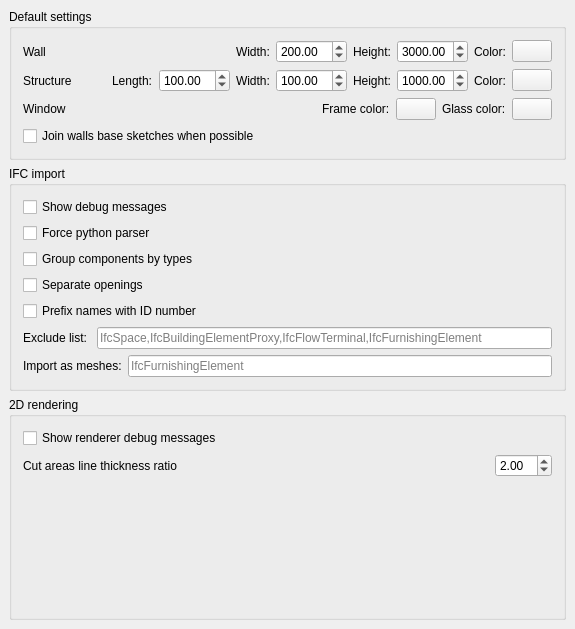
Old version of the form src/Mod/Arch/Resources/ui/archprefs-base.ui in the repository berndhahnebach/All_FreeCAD.
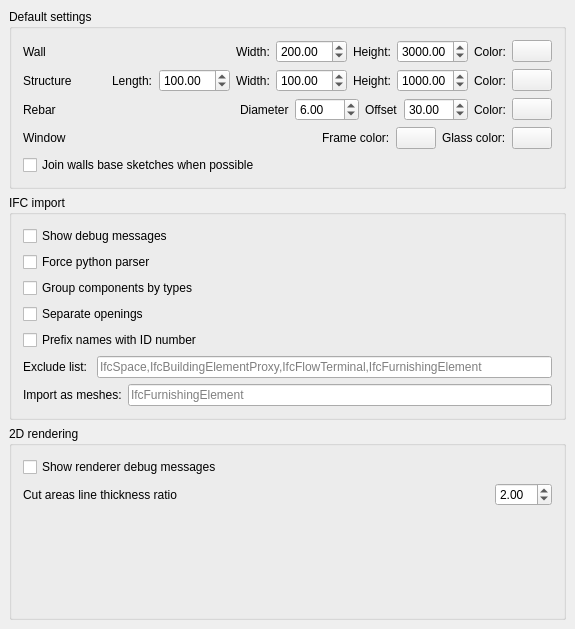
New version of the form. Custom widgets are drawn as their Qt base class.

Commit message: Arch: Added default prefs to rebars + different values for start and end offsets

```diff
--- a/src/Mod/Arch/Resources/ui/archprefs-base.ui
+++ b/src/Mod/Arch/Resources/ui/archprefs-base.ui
@@ -243,6 +243,100 @@
         </item>
        </layout>
       </item>
+      <item>
+       <layout class="QHBoxLayout" name="horizontalLayout_4">
+        <item>
+         <widget class="QLabel" name="label_16">
+          <property name="text">
+           <string>Rebar</string>
+          </property>
+         </widget>
+        </item>
+        <item>
+         <spacer name="horizontalSpacer_5">
+          <property name="orientation">
+           <enum>Qt::Horizontal</enum>
+          </property>
+          <property name="sizeHint" stdset="0">
+           <size>
+            <width>40</width>
+            <height>20</height>
+           </size>
+          </property>
+         </spacer>
+        </item>
+        <item>
+         <widget class="QLabel" name="label_18">
+          <property name="text">
+           <string>Diameter</string>
+          </property>
+         </widget>
+        </item>
+        <item>
+         <widget class="Gui::PrefDoubleSpinBox" name="gui::prefdoublespinbox_8">
+          <property name="maximum">
+           <double>999.990000000000009</double>
+          </property>
+          <property name="value">
+           <double>6.000000000000000</double>
+          </property>
+          <property name="prefEntry" stdset="0">
+           <cstring>RebarDiameter</cstring>
+          </property>
+          <property name="prefPath" stdset="0">
+           <cstring>Mod/Arch</cstring>
+          </property>
+         </widget>
+        </item>
+        <item>
+         <widget class="QLabel" name="label_19">
+          <property name="text">
+           <string>Offset</string>
+          </property>
+         </widget>
+        </item>
+        <item>
+         <widget class="Gui::PrefDoubleSpinBox" name="gui::prefdoublespinbox_7">
+          <property name="maximum">
+           <double>999.990000000000009</double>
+          </property>
+          <property name="value">
+           <double>30.000000000000000</double>
+          </property>
+          <property name="prefEntry" stdset="0">
+           <cstring>RebarOffset</cstring>
+          </property>
+          <property name="prefPath" stdset="0">
+           <cstring>Mod/Arch</cstring>
+          </property>
+         </widget>
+        </item>
+        <item>
+         <widget class="QLabel" name="label_17">
+          <property name="text">
+           <string>Color:</string>
+          </property>
+         </widget>
+        </item>
+        <item>
+         <widget class="Gui::PrefColorButton" name="gui::prefcolorbutton_5">
+          <property name="color">
+           <color>
+            <red>185</red>
+            <green>117</green>
+            <blue>90</blue>
+           </color>
+          </property>
+          <property name="prefEntry" stdset="0">
+           <cstring>RebarColor</cstring>
+          </property>
+          <property name="prefPath" stdset="0">
+           <cstring>Mod/Arch</cstring>
+          </property>
+         </widget>
+        </item>
+       </layout>
+      </item>
       <item>
        <layout class="QHBoxLayout" name="horizontalLayout_6">
         <item>
```
The commit also changes 4 other files.
